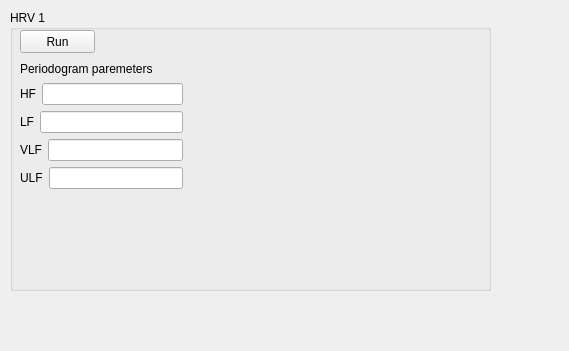
Before: the Qt Designer form EcgApplicationCore/View/hrv1_gui.ui in KuleszIB/EcgAppCore, drawn with Qt 5.
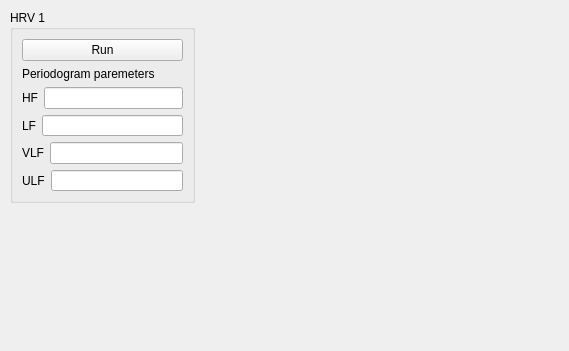
After: the same form once the commit is applied.

What changed in the file:
```diff
--- a/EcgApplicationCore/View/hrv1_gui.ui
+++ b/EcgApplicationCore/View/hrv1_gui.ui
@@ -18,35 +18,24 @@
     <rect>
      <x>10</x>
      <y>10</y>
-     <width>481</width>
-     <height>281</height>
+     <width>185</width>
+     <height>193</height>
     </rect>
    </property>
    <property name="title">
     <string>HRV 1</string>
    </property>
+   <layout class="QGridLayout" name="gridLayout_2">
+    <item row="0" column="0">
+     <layout class="QGridLayout" name="gridLayout">
+      <item row="0" column="0">
    <widget class="QPushButton" name="pushButton_RUN">
-    <property name="geometry">
-     <rect>
-      <x>10</x>
-      <y>20</y>
-      <width>75</width>
-      <height>23</height>
-     </rect>
-    </property>
     <property name="text">
      <string>Run</string>
     </property>
    </widget>
-   <widget class="QWidget" name="layoutWidget">
-    <property name="geometry">
-     <rect>
-      <x>10</x>
-      <y>50</y>
-      <width>163</width>
-      <height>129</height>
-     </rect>
-    </property>
+      </item>
+      <item row="1" column="0">
     <layout class="QVBoxLayout" name="verticalLayout_2">
      <item>
       <widget class="QLabel" name="label">
@@ -116,7 +105,10 @@
       </layout>
      </item>
     </layout>
-   </widget>
+      </item>
+     </layout>
+    </item>
+   </layout>
   </widget>
  </widget>
  <resources/>
```
Lines whose indentation alone changed are shown as unchanged.
